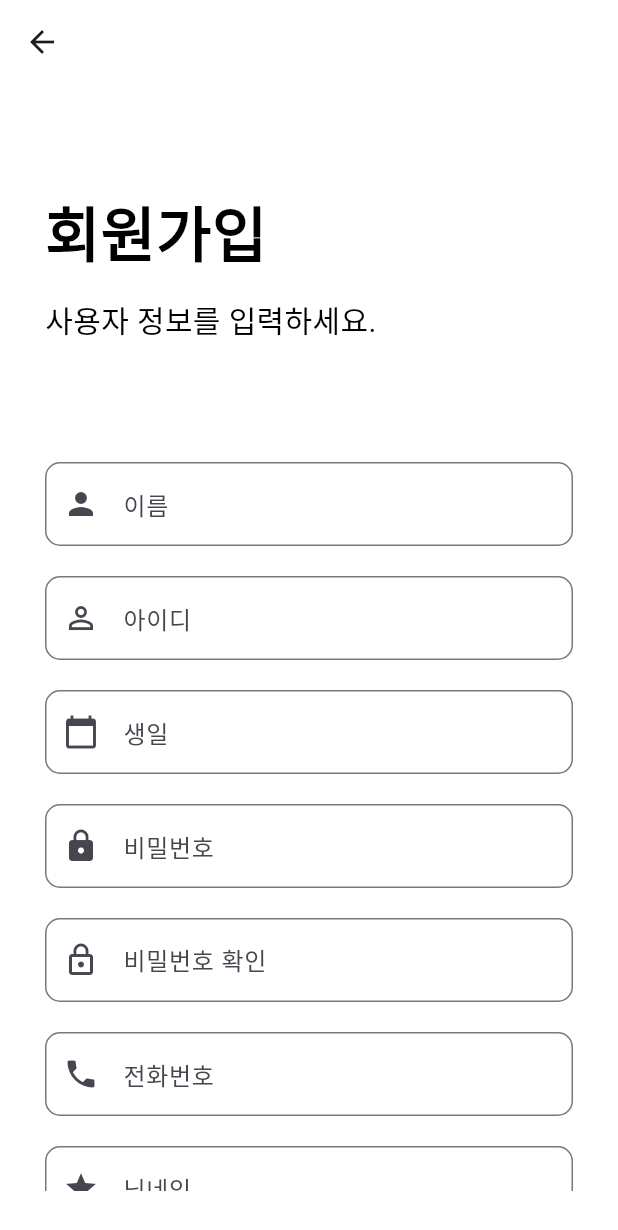
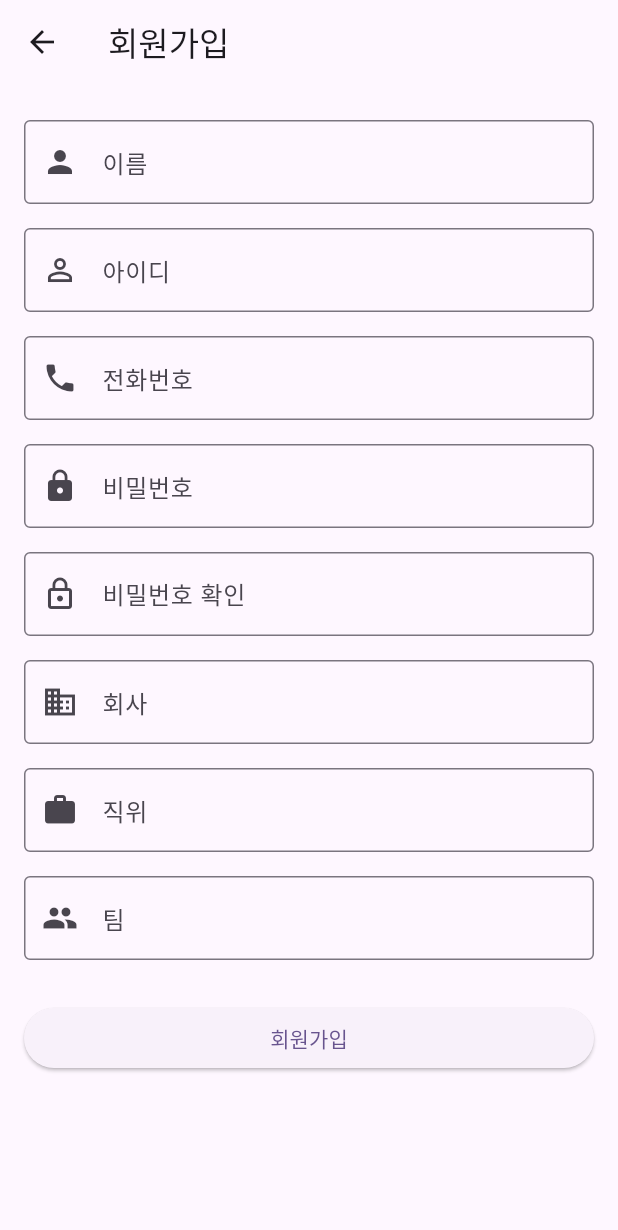
Before and after one commit to hshy1839/attedance_app, a Flutter app: the SignupScreen screen opened directly, on a phone screen of 412 x 824 dp. Shown: the top 1230 px of the screen. Run offline on Flutter 3.47's test engine with Material 3 defaults, Android fonts, the phone set to English and light mode, and no system bars; our stand-ins replace shared_preferences; accounts and stored records are empty.

Commit message:
mvc 모델 분리

```diff
--- /dev/null
+++ b/lib/controllers/login/signup_controller.dart
@@ -0,0 +1,70 @@
+import 'package:flutter/material.dart';
+import 'package:http/http.dart' as http;
+import 'dart:convert';
+
+class SignupController {
+  final formKey = GlobalKey<FormState>();
+  final nameController = TextEditingController();
+  final usernameController = TextEditingController();
+  final phoneNumberController = TextEditingController();
+  final passwordController = TextEditingController();
+  final confirmPasswordController = TextEditingController();
+  final companyController = TextEditingController();
+  final positionController = TextEditingController();
+  final teamController = TextEditingController();
+
+  String? errorMessage;
+
+  void dispose() {
+    nameController.dispose();
+    usernameController.dispose();
+    phoneNumberController.dispose();
+    passwordController.dispose();
+    confirmPasswordController.dispose();
+    companyController.dispose();
+    positionController.dispose();
+    teamController.dispose();
+  }
+
+  Future<String?> submitData(BuildContext context) async {
+    if (formKey.currentState?.validate() ?? false) {
+      if (passwordController.text != confirmPasswordController.text) {
+        errorMessage = '비밀번호와 비밀번호 확인이 일치하지 않습니다.';
+        return errorMessage;
+      }
+
+      final requestBody = {
+        "name": nameController.text,
+        "username": usernameController.text,
+        "phoneNumber": phoneNumberController.text,
+        "password": passwordController.text,
+        "is_active": "true",
+        "role": "user",
+        "company": companyController.text,
+        "position": positionController.text,
+        "team": teamController.text,
+        "created_at": DateTime.now().toIso8601String(),
+      };
+
+      try {
+        final response = await http.post(
+          Uri.parse('http://192.168.25.26:8864/api/user/signup'),
+          headers: {"Content-Type": "application/json"},
+          body: jsonEncode(requestBody),
+        );
+
+        if (response.statusCode == 200) {
+          return null; // 성공적으로 완료
+        } else {
+          final responseData = jsonDecode(response.body);
+          errorMessage = responseData['message'] ?? '회원가입 실패';
+          return errorMessage;
+        }
+      } catch (error) {
+        errorMessage = '서버 요청 실패: $error';
+        return errorMessage;
+      }
+    }
+    return '유효성 검사를 통과하지 못했습니다.';
+  }
+}
--- a/lib/login_activity/signup.dart
+++ b/lib/login_activity/signup.dart
@@ -1,7 +1,6 @@
 import 'package:flutter/material.dart';
-import 'package:http/http.dart' as http;
-import 'dart:convert';
-import 'package:shared_preferences/shared_preferences.dart';
+import '../controllers/login/signup_controller.dart';
+import 'login.dart';
 
 class SignupScreen extends StatefulWidget {
   @override
@@ -9,162 +8,110 @@ class SignupScreen extends StatefulWidget {
 }
 
 class _SignupScreenState extends State<SignupScreen> {
-  final _formKey = GlobalKey<FormState>();
-  final _nameController = TextEditingController();
-  final _usernameController = TextEditingController();
-  final _birthdateController = TextEditingController();
-  final _passwordController = TextEditingController();
-  final _confirmPasswordController = TextEditingController();
-  final _phoneNumberController = TextEditingController();
-  final _nicknameController = TextEditingController();
-
-  String? _errorMessage; // 에러 메시지를 저장할 변수 추가
+  final SignupController _controller = SignupController();
 
   @override
   void dispose() {
-    _nameController.dispose();
-    _usernameController.dispose();
-    _birthdateController.dispose();
-    _passwordController.dispose();
-    _confirmPasswordController.dispose();
-    _phoneNumberController.dispose();
-    _nicknameController.dispose();
+    _controller.dispose();
     super.dispose();
   }
 
-  Future<void> _submitData() async {
-    if (_formKey.currentState?.validate() ?? false) {
-      // 비밀번호와 비밀번호 확인 비교
-      if (_passwordController.text != _confirmPasswordController.text) {
-        setState(() {
-          _errorMessage = '비밀번호와 비밀번호 확인이 일치하지 않습니다.';
-        });
-        return;
-      }
-      if (_passwordController.text.length < 5) {
-        setState(() {
-          _errorMessage = '비밀번호는 5자리 이상으로 만들어주세요.';
-        });
-        return;
-      }
-      if (_nicknameController.text.length > 10) {
-        setState(() {
-          _errorMessage = '닉네임은 10자리 이내로 만들어주세요.';
-        });
-        return;
+  void _showMessage(String message, {bool isError = false}) {
+    final color = isError ? Colors.red : Colors.green;
+    ScaffoldMessenger.of(context).showSnackBar(
+      SnackBar(
+        content: Text(message),
+        backgroundColor: color,
+      ),
+    );
   }
 
-      final response = await http.post(
-        Uri.parse('http://43.202.64.70:8864/api/users/signup'),
-        headers: <String, String>{
-          'Content-Type': 'application/json; charset=UTF-8',
-        },
-        body: jsonEncode(<String, String>{
-          'name': _nameController.text,
-          'username': _usernameController.text,
-          'birthdate': _birthdateController.text,
-          'password': _passwordController.text,
-          'phoneNumber': _phoneNumberController.text,
-          'nickname': _nicknameController.text,
-        }),
+  Future<void> _handleSignup() async {
+    final errorMessage = await _controller.submitData(context);
+    if (errorMessage == null) {
+      _showMessage('회원가입 성공!');
+      Navigator.pushReplacement(
+        context,
+        MaterialPageRoute(builder: (context) => LoginScreen()),
       );
-
-      if (response.statusCode == 200) {
-        final responseData = jsonDecode(response.body);
-        final token = responseData['token'] ?? '';
-
-        final prefs = await SharedPreferences.getInstance();
-        await prefs.setString('token', token);
-        await prefs.setBool('isLoggedIn', true);
-
-        ScaffoldMessenger.of(context).showSnackBar(
-          SnackBar(content: Text('회원가입 성공')),
-        );
-        Navigator.pop(context);
     } else {
-        final responseData = jsonDecode(response.body);
-        setState(() {
-          _errorMessage = responseData['message'] ?? '회원가입 실패'; // 서버에서 받은 에러 메시지 설정
-        });
-      }
+      _showMessage(errorMessage, isError: true);
+      setState(() {}); // 화면 갱신
     }
   }
 
   @override
   Widget build(BuildContext context) {
     return Scaffold(
-      backgroundColor: Colors.white,
       appBar: AppBar(
-        title: Text(''),
-        backgroundColor: Colors.white,
+        title: Text('회원가입'),
       ),
       body: Padding(
-        padding: const EdgeInsets.all(30.0),
+        padding: const EdgeInsets.all(16.0),
         child: Form(
-          key: _formKey,
-          child: SingleChildScrollView(
-            child: Column(
-              crossAxisAlignment: CrossAxisAlignment.stretch,
+          key: _controller.formKey,
+          child: ListView(
             children: [
-                SizedBox(height: 40),
-                Text('회원가입', style: TextStyle(color: Colors.black, fontSize: 40, fontWeight: FontWeight.bold)),
-                SizedBox(height: 15),
-                Text('사용자 정보를 입력하세요.', style: TextStyle(color: Colors.black, fontSize: 20)),
-                SizedBox(height: 70),
-                // Input fields with icons
-                _buildTextField(_nameController, '이름', Icons.person),
-                _buildTextField(_usernameController, '아이디', Icons.person_outline),
-                _buildTextField(_birthdateController, '생일', Icons.calendar_today, keyboardType: TextInputType.datetime),
-                _buildTextField(_passwordController, '비밀번호', Icons.lock, obscureText: true),
-                _buildTextField(_confirmPasswordController, '비밀번호 확인', Icons.lock_outline, obscureText: true),
-                _buildTextField(_phoneNumberController, '전화번호', Icons.phone, keyboardType: TextInputType.phone),
-                _buildTextField(_nicknameController, '닉네임', Icons.star),
-                if (_errorMessage != null) // 에러 메시지가 있을 경우에만 표시
+              _buildTextField(
+                  _controller.nameController, '이름', Icons.person),
+              _buildTextField(
+                  _controller.usernameController, '아이디', Icons.person_outline),
+              _buildTextField(
+                _controller.phoneNumberController,
+                '전화번호',
+                Icons.phone,
+                keyboardType: TextInputType.phone,
+              ),
+              _buildTextField(
+                _controller.passwordController,
+                '비밀번호',
+                Icons.lock,
+                obscureText: true,
+              ),
+              _buildTextField(
+                _controller.confirmPasswordController,
+                '비밀번호 확인',
+                Icons.lock_outline,
+                obscureText: true,
+              ),
+              _buildTextField(_controller.companyController, '회사', Icons.business),
+              _buildTextField(_controller.positionController, '직위', Icons.work),
+              _buildTextField(_controller.teamController, '팀', Icons.group),
+              if (_controller.errorMessage != null)
                 Padding(
                   padding: const EdgeInsets.symmetric(vertical: 10.0),
                   child: Text(
-                      _errorMessage!,
-                      style: TextStyle(color: Colors.red), // 빨간 글자 스타일
+                    _controller.errorMessage!,
+                    style: TextStyle(color: Colors.red),
                   ),
                 ),
-
               SizedBox(height: 20),
               ElevatedButton(
-                  onPressed: _submitData,
-                  child: Text('회원가입', style: TextStyle(color: Colors.white, fontSize: 15, fontWeight: FontWeight.bold)),
-                  style: ElevatedButton.styleFrom(
-                    backgroundColor: Color(0xFF25c387), // 버튼 색상
-                    padding: EdgeInsets.symmetric(vertical: 25), // 버튼
-                    shape: RoundedRectangleBorder(
-                      borderRadius: BorderRadius.zero, // 모서리 반경을 0으로 설정
-                    ), // 패딩
-                    textStyle: TextStyle(fontSize: 18), // 버튼 텍스트 크기
-                  ),
+                onPressed: _handleSignup,
+                child: Text('회원가입'),
               ),
             ],
-            ),
           ),
         ),
       ),
     );
   }
 
-  Widget _buildTextField(TextEditingController controller, String label, IconData icon, {bool obscureText = false, TextInputType keyboardType = TextInputType.text}) {
+  Widget _buildTextField(
+      TextEditingController controller,
+      String label,
+      IconData icon, {
+        bool obscureText = false,
+        TextInputType keyboardType = TextInputType.text,
+      }) {
     return Padding(
-      padding: const EdgeInsets.symmetric(vertical: 10.0),
+      padding: const EdgeInsets.symmetric(vertical: 8.0),
       child: TextFormField(
         controller: controller,
         decoration: InputDecoration(
           labelText: label,
-          prefixIcon: Icon(icon), // 아이콘 추가
-          border: OutlineInputBorder(
-            borderRadius: BorderRadius.circular(10), // 테두리 둥글게
-            borderSide: BorderSide(color: Colors.blueAccent),
-          ),
-          focusedBorder: OutlineInputBorder(
-            borderSide: BorderSide(color: Colors.grey, width: 2), // 클릭 시 테두리 색상을 회색으로 변경
-          ),
-          floatingLabelStyle: TextStyle(color: Colors.grey), // 포커스 시 라벨 색상을 회색으로 변경
+          prefixIcon: Icon(icon),
+          border: OutlineInputBorder(),
         ),
         obscureText: obscureText,
         keyboardType: keyboardType,
--- a/lib/main.dart
+++ b/lib/main.dart
@@ -1,5 +1,7 @@
+import 'package:attedance_app/login_activity/signup.dart';
 import 'package:flutter/material.dart';
 import 'login_activity/login.dart';
+import 'login_activity/signup.dart';
 import 'main_screen.dart';
 
 void main() {
@@ -21,7 +23,8 @@ class MyApp extends StatelessWidget {
       initialRoute: '/login', // 초기 화면 설정
       routes: {
         '/login': (context) => LoginScreen(), // 로그인 페이지
-        '/main': (context) => MainScreen(),   // 메인 페이지
+        '/main': (context) => MainScreen(),
+        '/signup': (context) => SignupScreen(),
       },
     );
   }
--- a/pubspec.yaml
+++ b/pubspec.yaml
@@ -35,6 +35,8 @@ dependencies:
   http: ^0.13.6
   connectivity_plus: ^6.1.0
   network_info_plus: ^6.1.1
+  provider: ^6.1.2
+
   # The following adds the Cupertino Icons font to your application.
   # Use with the CupertinoIcons class for iOS style icons.
   cupertino_icons: ^1.0.8
```
Also changed, not shown: lib/controllers/login/login_controller.dart (added, +32 -0 lines), lib/controllers/main_screen_controller.dart (added, +65 -0 lines), lib/login_activity/login.dart (+75 -130 lines), lib/main_screen.dart (+29 -27 lines), pubspec.lock. Lines whose indentation alone changed are shown as unchanged.
